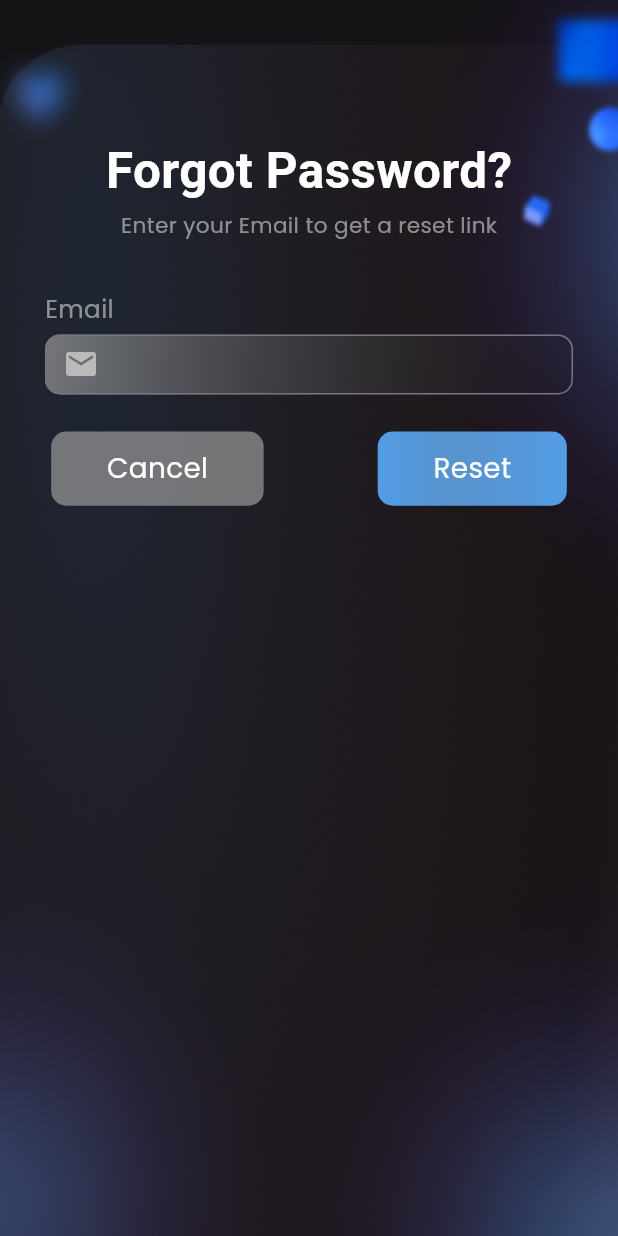
After one commit to AbdulAhadUsman/fastpool-fe, a Flutter app: the ForgotPassword screen opened directly, on a phone screen of 412 x 824 dp. The commit adds this screen. Run offline on Flutter 3.47's test engine with Material 3 defaults, Android fonts, the phone set to English and light mode, and no system bars; our stand-ins replace flutter_svg; Roboto replaces fonts that are missing (Proza Libre); project files that could hold a hidden picture were left out.

Commit message:
add forgot password page and routing from sign in to forgot password

```diff
--- a/lib/components/colors.dart
+++ b/lib/components/colors.dart
@@ -12,10 +12,11 @@ class AppColors {
   static const List<double> gradientStops = [0.0, 0.42, 1.0];
   static const List<Color> buttonColor = [
     Color(0xff539CE4),
-    Color(0xff34587D),
+    Color.fromARGB(255, 88, 147, 205),
     Color(0xff539CE4)
   ];
   static const Color cursorColor = Color(0xFFA4A4A4);
   static const Color focusedBorderColor = Colors.blue;
   static const Color logoColor = Color(0xff549CE4);
+  static const Color CancelButton = Color(0xA4A4A4A4);
 }
--- a/lib/main.dart
+++ b/lib/main.dart
@@ -12,6 +12,6 @@ class MyApp extends StatelessWidget {
   // This widget is the root of your application.
   @override
   Widget build(BuildContext context) {
-    return MaterialApp(debugShowCheckedModeBanner: false, home: SignUp());
+    return MaterialApp(debugShowCheckedModeBanner: false, home: Login());
   }
 }
--- /dev/null
+++ b/lib/pages/forgotPassword.dart
@@ -0,0 +1,155 @@
+import 'package:fastpool_fe/components/colors.dart';
+import 'package:fastpool_fe/components/my_textField.dart';
+import 'package:fastpool_fe/pages/signup.dart';
+import 'package:fastpool_fe/pages/forgotPassword.dart';
+import 'package:flutter/gestures.dart';
+import 'package:flutter/material.dart';
+import 'package:flutter_svg/flutter_svg.dart';
+
+class ForgotPassword extends StatefulWidget {
+  const ForgotPassword({super.key});
+
+  @override
+  State<ForgotPassword> createState() => _ForgotPasswordState();
+}
+
+class _ForgotPasswordState extends State<ForgotPassword> {
+  final _formKey = GlobalKey<FormState>();
+  final emailController = TextEditingController();
+
+  @override
+  Widget build(BuildContext context) {
+    double screenHeight = MediaQuery.of(context).size.height;
+    double screenWidth = MediaQuery.of(context).size.width;
+    return Container(
+        decoration: const BoxDecoration(
+          image: DecorationImage(
+            image: AssetImage('assets/images/forgotPassword.png'),
+            fit: BoxFit.cover,
+          ),
+        ),
+        child: Scaffold(
+            backgroundColor: Colors.transparent,
+            body: SingleChildScrollView(
+                padding: EdgeInsets.symmetric(horizontal: 30),
+                child: Form(
+                  key: _formKey,
+                  child: Column(
+                    children: [
+                      Padding(
+                        padding: EdgeInsets.only(top: 90),
+                        child: Row(
+                          mainAxisAlignment:
+                              MainAxisAlignment.center, // Center the text
+                          children: [
+                            Text(
+                              "Forgot Password?",
+                              style: TextStyle(
+                                color: Colors.white,
+                                fontSize: MediaQuery.of(context).size.width *
+                                    0.08, // Dynamic font size
+                                fontWeight: FontWeight.bold,
+                                fontFamily: 'Proza Libre',
+                              ),
+                              maxLines: 1,
+                              overflow: TextOverflow.ellipsis,
+                              softWrap: false,
+                            ),
+                          ],
+                        ),
+                      ),
+                      SizedBox(
+                        height: 3,
+                      ),
+                      Text('Enter your Email to get a reset link',
+                          style: TextStyle(
+                            color: AppColors.textColor,
+                            fontSize: screenWidth * 0.035,
+                            fontFamily: 'Poppins',
+                          )),
+                      SizedBox(height: screenHeight * 0.04),
+                      MyTextField(
+                        controller: emailController,
+                        hintText: 'Email',
+                        obscureText: false,
+                        hasPrefixIcon: true,
+                        prefixIcon: Icon(
+                          Icons.mail,
+                          color: const Color.fromARGB(255, 186, 186, 186),
+                        ),
+                        validator: (value) {
+                          if (value == null || value.isEmpty) {
+                            return 'Please enter your email';
+                          }
+                          if (!RegExp(r'^[^@]+@[^@]+\.[^@]+').hasMatch(value)) {
+                            return 'Please enter a valid email address';
+                          }
+                          return null;
+                        },
+                      ),
+                      SizedBox(height: screenHeight * 0.03),
+                      Row(
+                        mainAxisAlignment: MainAxisAlignment.spaceBetween,
+                        children: [
+                          GestureDetector(
+                            onTap: () {
+                              print("cancel");
+                              Navigator.pop(context); //go back to login
+                            },
+                            child: Container(
+                              height: screenHeight * 0.06,
+                              margin: EdgeInsets.symmetric(
+                                  horizontal: screenWidth * 0.01),
+                              padding: EdgeInsets.symmetric(
+                                  horizontal: screenWidth * 0.09),
+                              decoration: BoxDecoration(
+                                color: AppColors.CancelButton,
+                                borderRadius: BorderRadius.circular(10),
+                              ),
+                              child: Center(
+                                child: Text(
+                                  "Cancel",
+                                  style: TextStyle(
+                                      color: Colors.white,
+                                      fontSize: screenWidth * 0.045,
+                                      fontFamily: 'Poppins'),
+                                ),
+                              ),
+                            ),
+                          ),
+                          GestureDetector(
+                            onTap: () {
+                              if (_formKey.currentState!.validate()) {
+                                print("Reset");
+                              }
+                            },
+                            child: Container(
+                              height: screenHeight * 0.06,
+                              margin: EdgeInsets.symmetric(
+                                  horizontal: screenWidth * 0.01),
+                              padding: EdgeInsets.symmetric(
+                                  horizontal: screenWidth * 0.09),
+                              decoration: BoxDecoration(
+                                gradient: LinearGradient(
+                                    colors: AppColors.buttonColor,
+                                    stops: AppColors.gradientStops),
+                                borderRadius: BorderRadius.circular(10),
+                              ),
+                              child: Center(
+                                child: Text(
+                                  "Reset",
+                                  style: TextStyle(
+                                      color: Colors.white,
+                                      fontSize: screenWidth * 0.045,
+                                      fontFamily: 'Poppins'),
+                                ),
+                              ),
+                            ),
+                          ),
+                        ],
+                      )
+                    ],
+                  ),
+                ))));
+  }
+}
--- a/lib/pages/login.dart
+++ b/lib/pages/login.dart
@@ -1,6 +1,7 @@
 import 'package:fastpool_fe/components/colors.dart';
 import 'package:fastpool_fe/components/my_textField.dart';
 import 'package:fastpool_fe/pages/signup.dart';
+import 'package:fastpool_fe/pages/forgotPassword.dart';
 import 'package:flutter/gestures.dart';
 import 'package:flutter/material.dart';
 import 'package:flutter_svg/flutter_svg.dart';
@@ -170,7 +171,11 @@ class _LoginState extends State<Login> {
                                 fontSize: screenWidth * 0.04),
                             recognizer: TapGestureRecognizer()
                               ..onTap = () {
-                                print("forgot password");
+                                Navigator.push(
+                                  context,
+                                  MaterialPageRoute(
+                                      builder: (context) => ForgotPassword()),
+                                );
                               },
                           ),
                         ),
--- a/lib/pages/signup.dart
+++ b/lib/pages/signup.dart
@@ -224,9 +224,7 @@ class _SignUpState extends State<SignUp> {
                       _validateGender = true;
                     });
                     if (_formKey.currentState!.validate()) {
-                      print("Sign Up");
-                      print(
-                          selectedGender); // Ensure selected gender is printed
+                      print("Sign Up"); // Ensure selected gender is printed
                     }
                   },
                   child: Container(
```
Also changed, not shown: assets/images/forgotPassword.png (added).
